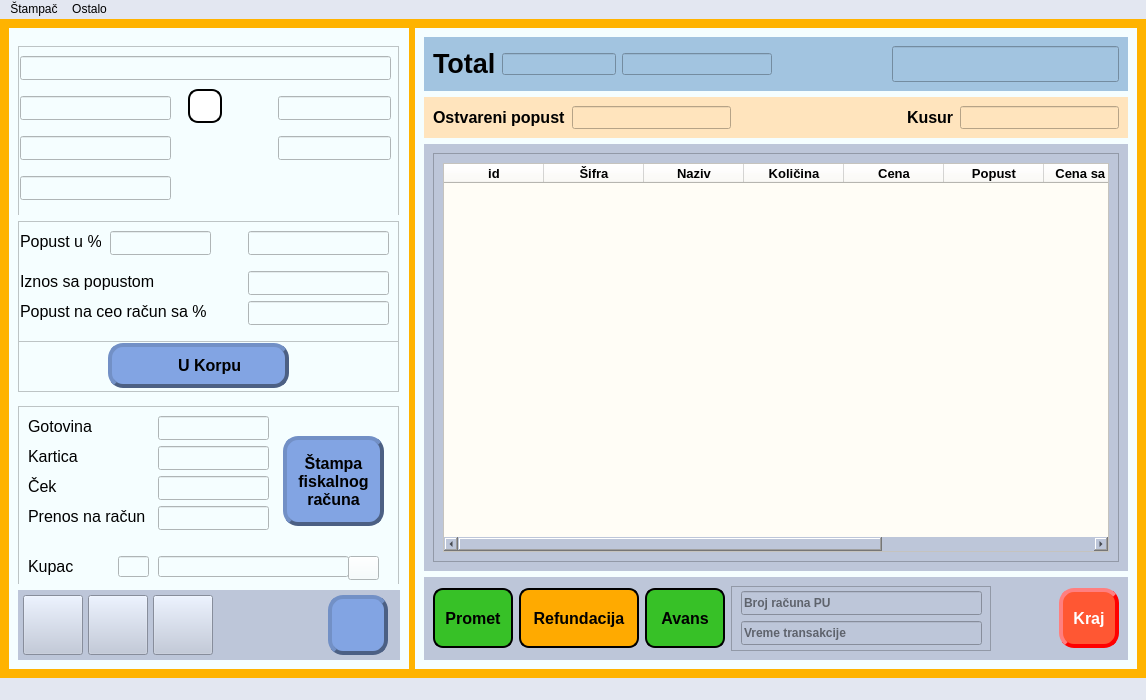
The window that ui/main_window.ui (ljuba17/desktop_pos) describes before a commit, drawn with Qt 5.
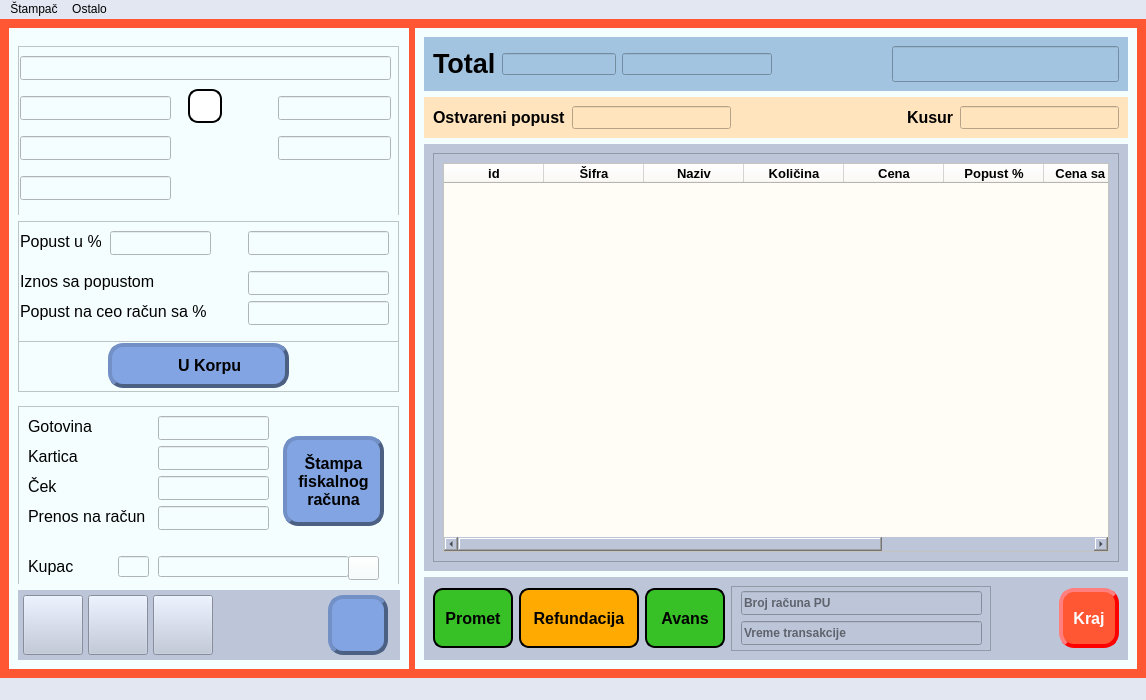
The same window after the commit. Icons and pictures are not drawn.

Diff of the .ui file:
```diff
--- a/ui/main_window.ui
+++ b/ui/main_window.ui
@@ -29,7 +29,7 @@
   <widget class="QWidget" name="centralwidget">
    <property name="styleSheet">
     <string notr="true">
-background-color: rgb(255, 179, 0);
+background-color: rgb(255, 87, 51);
 </string>
    </property>
    <layout class="QHBoxLayout" name="horizontalLayout">
@@ -1568,7 +1568,7 @@
                </column>
                <column>
                 <property name="text">
-                 <string>Popust</string>
+                 <string>Popust %</string>
                 </property>
                 <property name="font">
                  <font>
```
Left out of the diff: 6 changed lines with no effect on the pictures.
